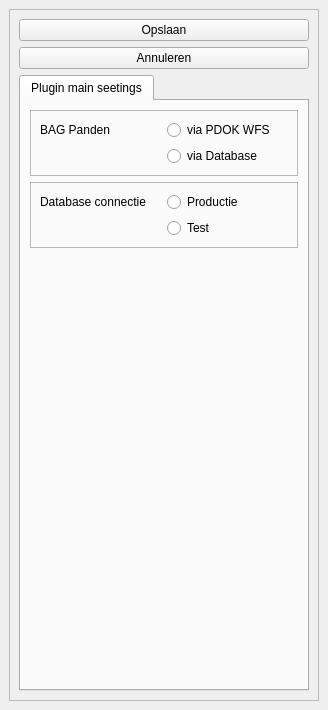
This is plugin/oiv/oiv_config_widget.ui in OIV-NL-QGIS/QGIS_project as Qt 5 draws it before an edit. The edited form follows.
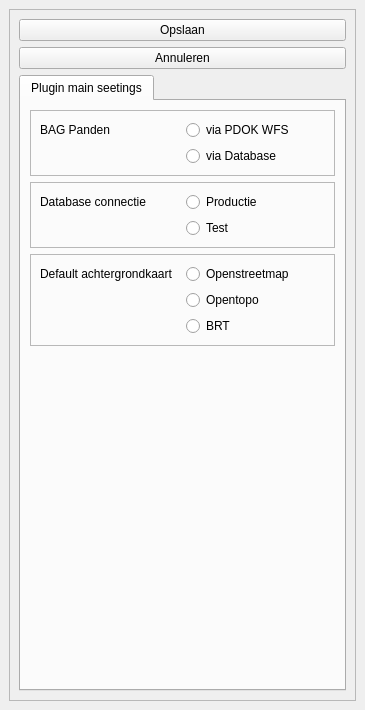
This is the edited form.

```diff
--- a/plugin/oiv/oiv_config_widget.ui
+++ b/plugin/oiv/oiv_config_widget.ui
@@ -6,7 +6,7 @@
    <rect>
     <x>0</x>
     <y>0</y>
-    <width>328</width>
+    <width>365</width>
     <height>710</height>
    </rect>
   </property>
@@ -25,7 +25,7 @@
         <rect>
          <x>0</x>
          <y>0</y>
-         <width>308</width>
+         <width>345</width>
          <height>668</height>
         </rect>
        </property>
@@ -150,6 +150,52 @@
                 </layout>
                </widget>
               </item>
+              <item row="4" column="0" colspan="2">
+               <widget class="QFrame" name="frame_3">
+                <property name="minimumSize">
+                 <size>
+                  <width>0</width>
+                  <height>0</height>
+                 </size>
+                </property>
+                <property name="frameShape">
+                 <enum>QFrame::StyledPanel</enum>
+                </property>
+                <property name="frameShadow">
+                 <enum>QFrame::Raised</enum>
+                </property>
+                <layout class="QGridLayout" name="gridLayout_5">
+                 <item row="1" column="1">
+                  <widget class="QRadioButton" name="opentopo">
+                   <property name="text">
+                    <string>Opentopo</string>
+                   </property>
+                  </widget>
+                 </item>
+                 <item row="0" column="0">
+                  <widget class="QLabel" name="label_3">
+                   <property name="text">
+                    <string>Default achtergrondkaart</string>
+                   </property>
+                  </widget>
+                 </item>
+                 <item row="0" column="1">
+                  <widget class="QRadioButton" name="openstreetmap">
+                   <property name="text">
+                    <string>Openstreetmap</string>
+                   </property>
+                  </widget>
+                 </item>
+                 <item row="2" column="1">
+                  <widget class="QRadioButton" name="brt">
+                   <property name="text">
+                    <string>BRT</string>
+                   </property>
+                  </widget>
+                 </item>
+                </layout>
+               </widget>
+              </item>
              </layout>
             </item>
            </layout>
```
